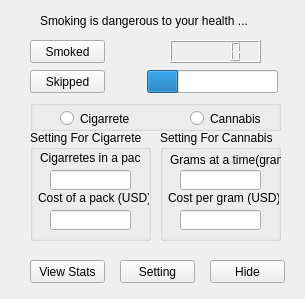
Qt form mainwindow.ui (netpipe/QSatisfy) before a commit.
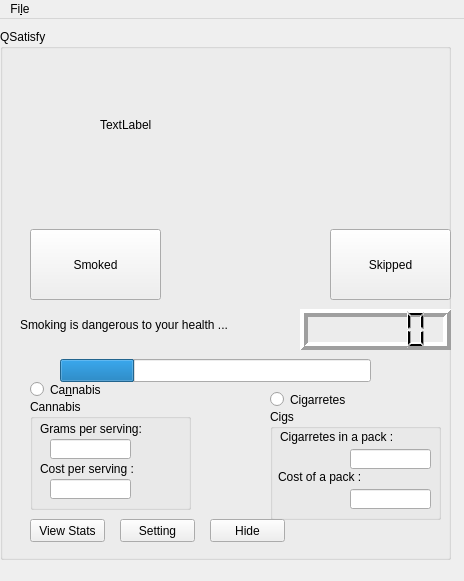
The same form after that commit.

Diff of the .ui file:
```diff
--- a/mainwindow.ui
+++ b/mainwindow.ui
@@ -6,82 +6,140 @@
    <rect>
     <x>0</x>
     <y>0</y>
-    <width>305</width>
-    <height>299</height>
+    <width>464</width>
+    <height>581</height>
    </rect>
   </property>
   <property name="windowTitle">
    <string>Smoking App</string>
   </property>
   <widget class="QWidget" name="centralWidget">
-   <widget class="QPushButton" name="btnHide">
+   <widget class="QGroupBox" name="groupBox">
     <property name="geometry">
      <rect>
-      <x>210</x>
-      <y>260</y>
-      <width>75</width>
-      <height>23</height>
+      <x>0</x>
+      <y>10</y>
+      <width>451</width>
+      <height>531</height>
      </rect>
     </property>
+    <property name="title">
+     <string>QSatisfy</string>
+    </property>
+    <widget class="QGroupBox" name="settingCanGroup">
+     <property name="geometry">
+      <rect>
+       <x>30</x>
+       <y>370</y>
+       <width>161</width>
+       <height>111</height>
+      </rect>
+     </property>
+     <property name="title">
+      <string>Cannabis</string>
+     </property>
+     <widget class="QLineEdit" name="editGramCount">
+      <property name="geometry">
+       <rect>
+        <x>20</x>
+        <y>40</y>
+        <width>81</width>
+        <height>20</height>
+       </rect>
+      </property>
+     </widget>
+     <widget class="QLabel" name="lblCountGram">
+      <property name="geometry">
+       <rect>
+        <x>10</x>
+        <y>20</y>
+        <width>141</width>
+        <height>20</height>
+       </rect>
+      </property>
     <property name="text">
-     <string>Hide</string>
+       <string>Grams per serving:</string>
+      </property>
+     </widget>
+     <widget class="QLabel" name="lblCostGram">
+      <property name="geometry">
+       <rect>
+        <x>10</x>
+        <y>60</y>
+        <width>121</width>
+        <height>20</height>
+       </rect>
+      </property>
+      <property name="text">
+       <string>Cost per serving :</string>
+      </property>
+     </widget>
+     <widget class="QLineEdit" name="editCostGram">
+      <property name="geometry">
+       <rect>
+        <x>20</x>
+        <y>80</y>
+        <width>81</width>
+        <height>20</height>
+       </rect>
+      </property>
+     </widget>
+    </widget>
+    <widget class="QLabel" name="label">
+     <property name="geometry">
+      <rect>
+       <x>100</x>
+       <y>0</y>
+       <width>251</width>
+       <height>191</height>
+      </rect>
+     </property>
+     <property name="text">
+      <string>TextLabel</string>
     </property>
    </widget>
    <widget class="QPushButton" name="btnSkipped">
     <property name="geometry">
      <rect>
-      <x>30</x>
-      <y>70</y>
-      <width>75</width>
-      <height>23</height>
+       <x>330</x>
+       <y>200</y>
+       <width>121</width>
+       <height>71</height>
      </rect>
     </property>
     <property name="text">
      <string>Skipped</string>
     </property>
    </widget>
-   <widget class="QPushButton" name="btnSmoked">
+    <widget class="QPushButton" name="btnViewSetting">
     <property name="geometry">
      <rect>
-      <x>30</x>
-      <y>40</y>
+       <x>120</x>
+       <y>490</y>
       <width>75</width>
       <height>23</height>
      </rect>
     </property>
     <property name="text">
-     <string>Smoked</string>
-    </property>
-   </widget>
-   <widget class="QPushButton" name="btnViewStats">
-    <property name="geometry">
-     <rect>
-      <x>30</x>
-      <y>260</y>
-      <width>75</width>
-      <height>23</height>
-     </rect>
-    </property>
-    <property name="text">
-     <string>View Stats</string>
+      <string>Setting</string>
     </property>
    </widget>
    <widget class="QGroupBox" name="settingCigGroup">
     <property name="geometry">
      <rect>
-      <x>30</x>
-      <y>130</y>
-      <width>121</width>
+       <x>270</x>
+       <y>380</y>
+       <width>171</width>
       <height>111</height>
      </rect>
     </property>
     <property name="title">
-     <string>Setting For Cigarrete</string>
+      <string>Cigs</string>
     </property>
     <widget class="QLineEdit" name="editPackCount">
      <property name="geometry">
       <rect>
-       <x>20</x>
+        <x>80</x>
        <y>40</y>
        <width>81</width>
        <height>20</height>
@@ -93,7 +151,7 @@
       <rect>
        <x>10</x>
        <y>20</y>
-       <width>101</width>
+        <width>151</width>
        <height>16</height>
       </rect>
      </property>
@@ -106,18 +164,18 @@
       <rect>
        <x>8</x>
        <y>60</y>
-       <width>111</width>
+        <width>151</width>
        <height>16</height>
       </rect>
      </property>
      <property name="text">
-      <string>Cost of a pack (USD) :</string>
+       <string>Cost of a pack :</string>
      </property>
     </widget>
     <widget class="QLineEdit" name="editCostPack">
      <property name="geometry">
       <rect>
-       <x>20</x>
+        <x>80</x>
        <y>80</y>
        <width>81</width>
        <height>20</height>
@@ -125,146 +183,103 @@
      </property>
     </widget>
    </widget>
+    <widget class="QRadioButton" name="radioCannabis">
+     <property name="geometry">
+      <rect>
+       <x>30</x>
+       <y>350</y>
+       <width>121</width>
+       <height>21</height>
+      </rect>
+     </property>
+     <property name="text">
+      <string>Ca&amp;nnabis</string>
+     </property>
+    </widget>
    <widget class="QLabel" name="lblCaution">
     <property name="geometry">
      <rect>
-      <x>40</x>
-      <y>10</y>
-      <width>221</width>
-      <height>21</height>
-     </rect>
-    </property>
-    <property name="text">
-     <string>Smoking is dangerous to your health ...</string>
-    </property>
-   </widget>
-   <widget class="QPushButton" name="btnViewSetting">
-    <property name="geometry">
-     <rect>
-      <x>120</x>
-      <y>260</y>
-      <width>75</width>
-      <height>23</height>
-     </rect>
-    </property>
-    <property name="text">
-     <string>Setting</string>
-    </property>
-   </widget>
-   <widget class="QGroupBox" name="settingCanGroup">
-    <property name="geometry">
-     <rect>
-      <x>160</x>
-      <y>130</y>
-      <width>121</width>
-      <height>111</height>
-     </rect>
-    </property>
-    <property name="title">
-     <string>Setting For Cannabis</string>
-    </property>
-    <widget class="QLineEdit" name="editGramCount">
-     <property name="geometry">
-      <rect>
        <x>20</x>
-       <y>40</y>
-       <width>81</width>
-       <height>20</height>
-      </rect>
-     </property>
-    </widget>
-    <widget class="QLabel" name="lblCountGram">
-     <property name="geometry">
-      <rect>
-       <x>10</x>
-       <y>20</y>
-       <width>111</width>
-       <height>20</height>
-      </rect>
-     </property>
-     <property name="text">
-      <string>Grams at a time(gram):</string>
-     </property>
-    </widget>
-    <widget class="QLabel" name="lblCostGram">
-     <property name="geometry">
-      <rect>
-       <x>8</x>
-       <y>60</y>
-       <width>111</width>
-       <height>16</height>
-      </rect>
-     </property>
-     <property name="text">
-      <string>Cost per gram (USD) :</string>
-     </property>
-    </widget>
-    <widget class="QLineEdit" name="editCostGram">
-     <property name="geometry">
-      <rect>
-       <x>20</x>
-       <y>80</y>
-       <width>81</width>
-       <height>20</height>
-      </rect>
-     </property>
-    </widget>
-   </widget>
-   <widget class="QGroupBox" name="groupType">
-    <property name="geometry">
-     <rect>
-      <x>30</x>
-      <y>100</y>
-      <width>251</width>
+       <y>280</y>
+       <width>281</width>
       <height>31</height>
      </rect>
     </property>
-    <property name="title">
-     <string/>
-    </property>
-    <widget class="QRadioButton" name="radioCigarrete">
-     <property name="geometry">
-      <rect>
-       <x>30</x>
-       <y>10</y>
-       <width>81</width>
-       <height>17</height>
-      </rect>
-     </property>
      <property name="text">
-      <string>Cigarrete</string>
+      <string>Smoking is dangerous to your health ...</string>
      </property>
-    </widget>
-    <widget class="QRadioButton" name="radioCannabis">
-     <property name="geometry">
-      <rect>
-       <x>160</x>
-       <y>10</y>
-       <width>82</width>
-       <height>17</height>
-      </rect>
-     </property>
-     <property name="text">
-      <string>Cannabis</string>
-     </property>
-    </widget>
    </widget>
    <widget class="QLCDNumber" name="timeLcd">
     <property name="geometry">
      <rect>
-      <x>170</x>
-      <y>40</y>
-      <width>91</width>
-      <height>23</height>
-     </rect>
-    </property>
-   </widget>
-   <widget class="QProgressBar" name="timeCountProgress">
+       <x>300</x>
+       <y>280</y>
+       <width>151</width>
+       <height>41</height>
+      </rect>
+     </property>
+     <property name="lineWidth">
+      <number>4</number>
+     </property>
+    </widget>
+    <widget class="QPushButton" name="btnSmoked">
     <property name="geometry">
      <rect>
-      <x>147</x>
-      <y>70</y>
+       <x>30</x>
+       <y>200</y>
       <width>131</width>
+       <height>71</height>
+      </rect>
+     </property>
+     <property name="text">
+      <string>Smoked</string>
+     </property>
+    </widget>
+    <widget class="QPushButton" name="btnHide">
+     <property name="geometry">
+      <rect>
+       <x>210</x>
+       <y>490</y>
+       <width>75</width>
+       <height>23</height>
+      </rect>
+     </property>
+     <property name="text">
+      <string>Hide</string>
+     </property>
+    </widget>
+    <widget class="QRadioButton" name="radioCigarrete">
+     <property name="geometry">
+      <rect>
+       <x>270</x>
+       <y>360</y>
+       <width>101</width>
+       <height>21</height>
+      </rect>
+     </property>
+     <property name="text">
+      <string>Cigarretes</string>
+     </property>
+    </widget>
+    <widget class="QPushButton" name="btnViewStats">
+     <property name="geometry">
+      <rect>
+       <x>30</x>
+       <y>490</y>
+       <width>75</width>
+       <height>23</height>
+      </rect>
+     </property>
+     <property name="text">
+      <string>View Stats</string>
+     </property>
+    </widget>
+    <widget class="QProgressBar" name="timeCountProgress">
+     <property name="geometry">
+      <rect>
+       <x>60</x>
+       <y>330</y>
+       <width>311</width>
       <height>23</height>
      </rect>
     </property>
@@ -276,6 +291,30 @@
     </property>
    </widget>
   </widget>
+  </widget>
+  <widget class="QMenuBar" name="menuBar">
+   <property name="geometry">
+    <rect>
+     <x>0</x>
+     <y>0</y>
+     <width>464</width>
+     <height>28</height>
+    </rect>
+   </property>
+   <widget class="QMenu" name="menuFile">
+    <property name="title">
+     <string>Fi&amp;le</string>
+    </property>
+    <addaction name="separator"/>
+    <addaction name="actionExit"/>
+   </widget>
+   <addaction name="menuFile"/>
+  </widget>
+  <action name="actionExit">
+   <property name="text">
+    <string>Exit</string>
+   </property>
+  </action>
  </widget>
  <layoutdefault spacing="6" margin="11"/>
  <resources/>
```
Lines whose indentation alone changed are shown as unchanged.
